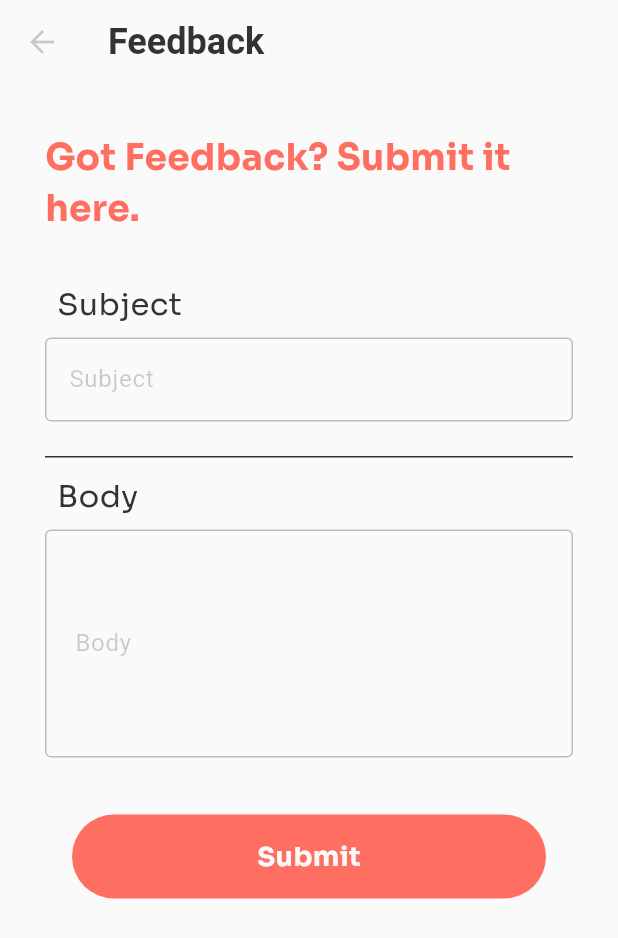
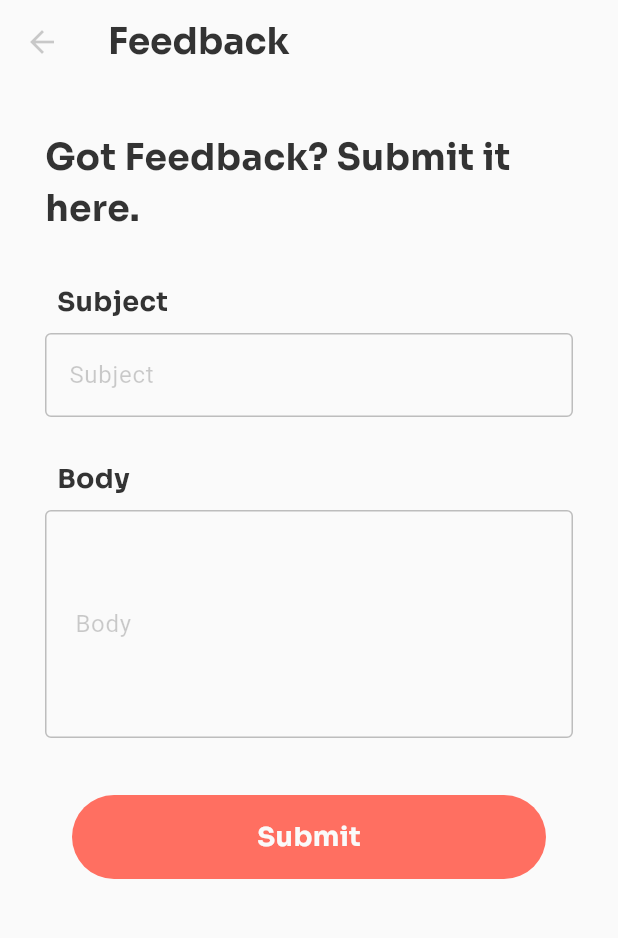
Before and after one commit to jansencruz23/archify, a Flutter app: the MyFeedbackForm screen opened directly, on a phone screen of 412 x 824 dp. Shown: the top 938 px of the screen. Run offline on Flutter 3.47's test engine with Material 3 defaults, Android fonts, the phone set to English and light mode, and no system bars; our stand-ins replace animated_splash_screen, carousel_slider, cloud_firestore, dio, firebase_auth, firebase_core and 9 more; missing offline and left inert: gal, mobile_scanner, rate_my_app; accounts and stored records are empty.

Commit message:
:lipstick: Enhance feedbakc form design

```diff
--- a/lib/pages/my_feedback_form.dart
+++ b/lib/pages/my_feedback_form.dart
@@ -64,11 +64,13 @@ class _MyFeedbackFormState extends State<MyFeedbackForm> {
 
   @override
   Widget build(BuildContext context) {
-    return Scaffold(
+    return Container(
+      child: Scaffold(
         appBar: AppBar(
           title: Text(
             'Feedback',
             style: TextStyle(
+                fontFamily: 'Sora',
                 fontSize: 24,
                 fontWeight: FontWeight.bold,
                 color: Theme.of(context).colorScheme.inversePrimary),
@@ -94,7 +96,7 @@ class _MyFeedbackFormState extends State<MyFeedbackForm> {
                         fontSize: _getClampedFontSize(context, 0.08),
                         fontFamily: 'Sora',
                         fontWeight: FontWeight.bold,
-                      color: Theme.of(context).colorScheme.secondary,
+                        color: Color(0xFF333333),
                       ),
                     ),
                   ),
@@ -107,7 +109,8 @@ class _MyFeedbackFormState extends State<MyFeedbackForm> {
                     child: Text(
                       'Subject',
                       style: TextStyle(
-                      fontSize: _getClampedFontSize(context, 0.05),
+                        fontSize: 18,
+                        fontWeight: FontWeight.bold,
                         fontFamily: 'Sora',
                         color: Theme.of(context).colorScheme.inversePrimary,
                       ),
@@ -117,7 +120,7 @@ class _MyFeedbackFormState extends State<MyFeedbackForm> {
                   Container(
                     decoration: BoxDecoration(
                       // border: Border,
-                    borderRadius: BorderRadius.circular(16),
+                      borderRadius: BorderRadius.circular(20),
                     ),
                     child: TextField(
                       focusNode: _fieldSubject,
@@ -139,18 +142,14 @@ class _MyFeedbackFormState extends State<MyFeedbackForm> {
                   SizedBox(
                     height: 20,
                   ),
-                Divider(
-                  height: 7,
-                  color: Theme.of(context).colorScheme.inversePrimary,
-                ),
-                //Body
                   //IF mas maganda pakita na may text na "Body"
                   Padding(
                     padding: const EdgeInsets.all(8.0),
                     child: Text(
                       'Body',
                       style: TextStyle(
-                      fontSize: _getClampedFontSize(context, 0.05),
+                        fontSize: 18,
+                        fontWeight: FontWeight.bold,
                         fontFamily: 'Sora',
                         color: Theme.of(context).colorScheme.inversePrimary,
                       ),
@@ -209,6 +208,7 @@ class _MyFeedbackFormState extends State<MyFeedbackForm> {
             ),
           ),
         ),
+      ),
     );
   }
 }
```
Lines whose indentation alone changed are shown as unchanged.
